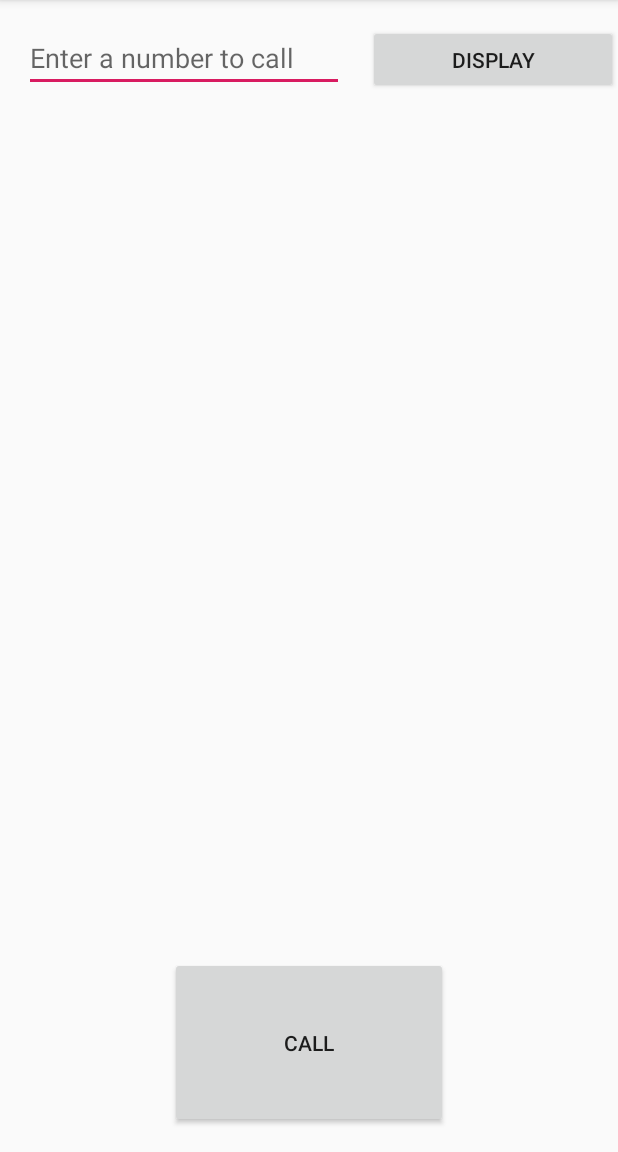
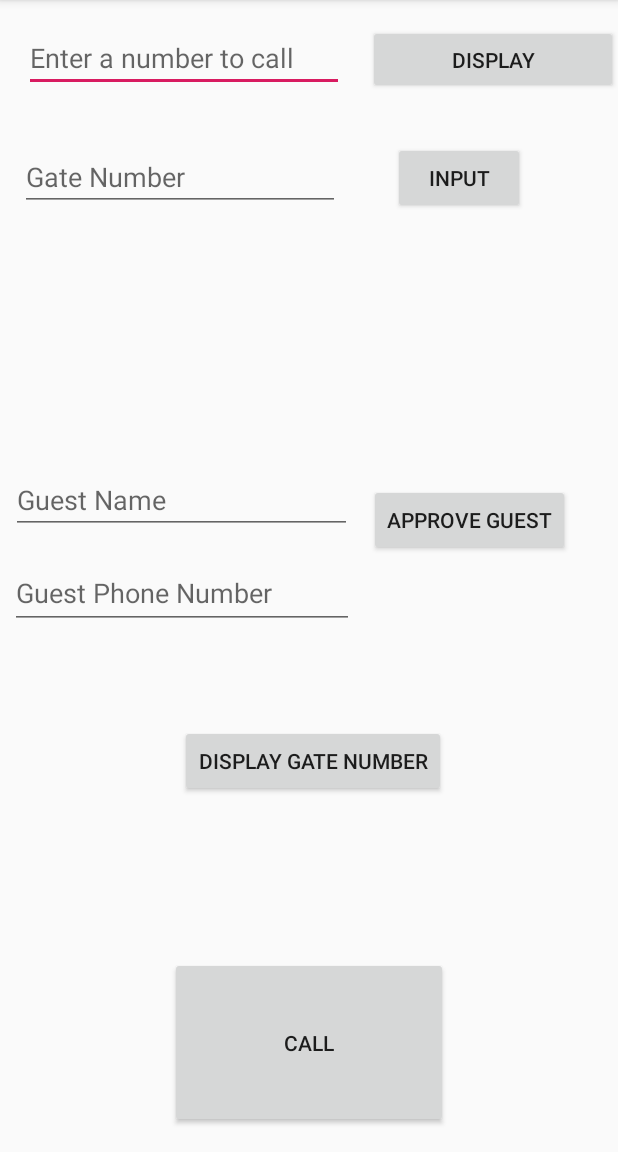
Before and after one commit to amir1902/HelloWorld, an Android app: the screen it shows after launch (MainActivity), on a phone screen of 412 x 824 dp, the part 84-1236 px from its top. Run offline under Robolectric (Android 15) with nearby library versions, the phone set to English and light mode, and no system bars.

Commit message:
add save gate number and white list

```diff
--- a/app/src/main/res/layout/activity_main.xml
+++ b/app/src/main/res/layout/activity_main.xml
@@ -49,4 +49,94 @@
         app:layout_constraintEnd_toEndOf="parent"
         app:layout_constraintStart_toStartOf="parent" />
 
+    <Button
+        android:id="@+id/button4"
+        android:layout_width="wrap_content"
+        android:layout_height="wrap_content"
+        android:onClick="saveGateNumber"
+        android:text="Input"
+        app:layout_constraintBottom_toBottomOf="parent"
+        app:layout_constraintEnd_toEndOf="parent"
+        app:layout_constraintHorizontal_bias="0.808"
+        app:layout_constraintStart_toStartOf="parent"
+        app:layout_constraintTop_toBottomOf="@+id/button2"
+        app:layout_constraintVertical_bias="0.049" />
+
+    <EditText
+        android:id="@+id/editText4"
+        android:layout_width="wrap_content"
+        android:layout_height="wrap_content"
+        android:ems="10"
+        android:hint="Gate Number"
+        android:inputType="textPersonName"
+        app:layout_constraintBottom_toTopOf="@+id/callButton"
+        app:layout_constraintEnd_toStartOf="@+id/button4"
+        app:layout_constraintHorizontal_bias="0.275"
+        app:layout_constraintStart_toStartOf="parent"
+        app:layout_constraintTop_toBottomOf="@+id/editText"
+        app:layout_constraintVertical_bias="0.064" />
+
+    <Button
+        android:id="@+id/button5"
+        android:layout_width="wrap_content"
+        android:layout_height="wrap_content"
+        android:onClick="displayGateNumber"
+        android:text="Display Gate Number"
+        app:layout_constraintBottom_toTopOf="@+id/callButton"
+        app:layout_constraintEnd_toEndOf="parent"
+        app:layout_constraintHorizontal_bias="0.51"
+        app:layout_constraintStart_toStartOf="parent"
+        app:layout_constraintTop_toBottomOf="@+id/editText4"
+        app:layout_constraintVertical_bias="0.762" />
+
+    <TextView
+        android:id="@+id/gateNumberView"
+        android:layout_width="211dp"
+        android:layout_height="42dp"
+        android:text=""
+        app:layout_constraintBottom_toTopOf="@+id/callButton"
+        app:layout_constraintEnd_toEndOf="parent"
+        app:layout_constraintStart_toStartOf="parent"
+        app:layout_constraintTop_toBottomOf="@+id/button5"
+        app:layout_constraintVertical_bias="0.12" />
+
+    <Button
+        android:id="@+id/button6"
+        android:layout_width="wrap_content"
+        android:layout_height="wrap_content"
+        android:layout_marginEnd="32dp"
+        android:onClick="approveGuest"
+        android:text="Approve guest"
+        app:layout_constraintBottom_toTopOf="@+id/button5"
+        app:layout_constraintEnd_toEndOf="parent"
+        app:layout_constraintTop_toBottomOf="@+id/button4"
+        app:layout_constraintVertical_bias="0.615" />
+
+    <EditText
+        android:id="@+id/approvedName"
+        android:layout_width="227dp"
+        android:layout_height="43dp"
+        android:ems="10"
+        android:hint="Guest Name"
+        android:inputType="textPersonName"
+        app:layout_constraintBottom_toTopOf="@+id/approvedNumber"
+        app:layout_constraintEnd_toStartOf="@+id/button6"
+        app:layout_constraintHorizontal_bias="0.382"
+        app:layout_constraintStart_toStartOf="parent"
+        app:layout_constraintTop_toBottomOf="@+id/editText4"
+        app:layout_constraintVertical_bias="0.914" />
+
+    <EditText
+        android:id="@+id/approvedNumber"
+        android:layout_width="229dp"
+        android:layout_height="47dp"
+        android:layout_marginBottom="64dp"
+        android:ems="10"
+        android:hint="Guest Phone Number"
+        android:inputType="textPersonName"
+        app:layout_constraintBottom_toTopOf="@+id/button5"
+        app:layout_constraintEnd_toStartOf="@+id/button6"
+        app:layout_constraintHorizontal_bias="0.406"
+        app:layout_constraintStart_toStartOf="parent" />
+
 </androidx.constraintlayout.widget.ConstraintLayout>
```
Also changed, not shown: app/src/main/java/com/shajafamir/helloworld222/MainActivity.kt (+44 -0 lines), app/src/main/java/com/shajafamir/helloworld222/SharedPreferences.kt (added, +76 -0 lines).
